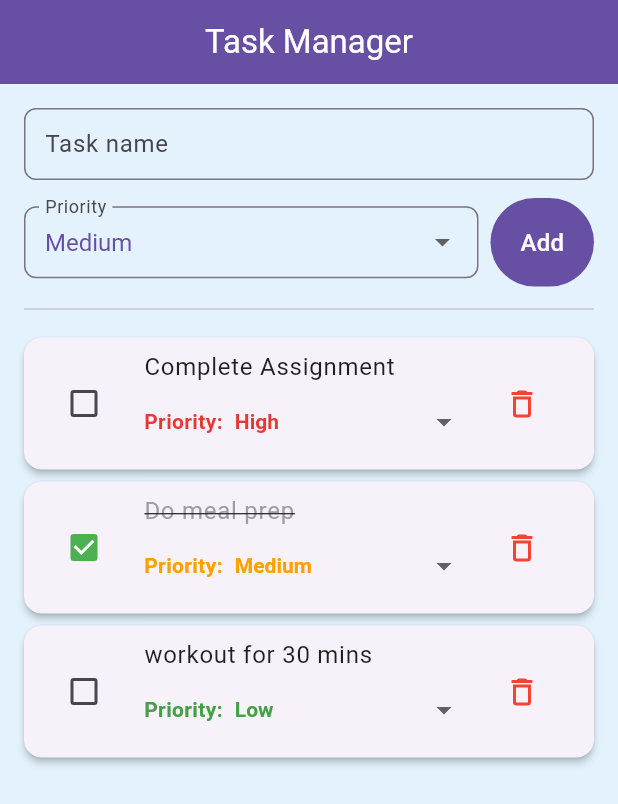
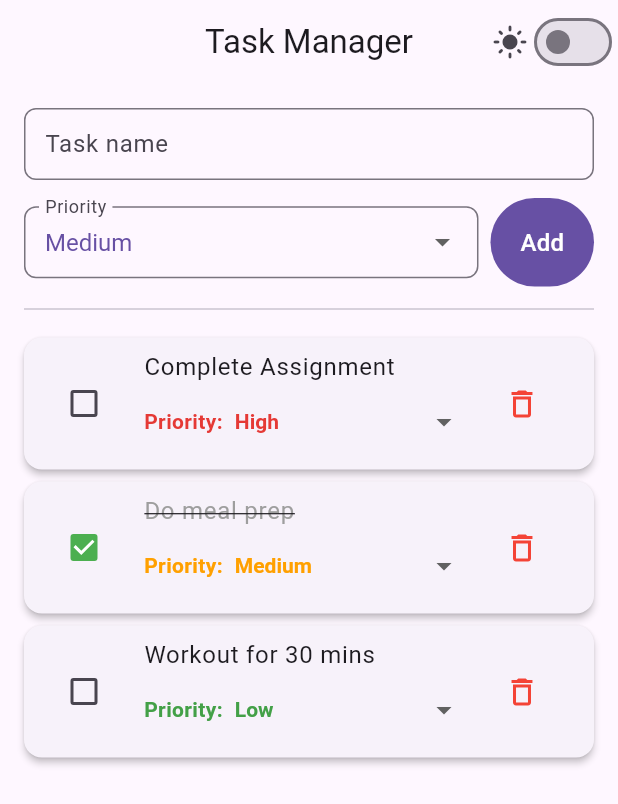
Before and after one commit to Lavanyathangaraj/mad_cw03, a Flutter app: the screen it shows after launch, on a phone screen of 412 x 824 dp. Shown: the top 804 px of the screen. Run offline on Flutter 3.47's test engine with Material 3 defaults, Android fonts, the phone set to English and light mode, and no system bars.

Commit message:
light/dark mode

```diff
--- a/lib/main.dart
+++ b/lib/main.dart
@@ -18,26 +18,55 @@ void main() {
   runApp(const TaskManagerApp());
 }
 
-class TaskManagerApp extends StatelessWidget {
+class TaskManagerApp extends StatefulWidget {
   const TaskManagerApp({super.key});
+
+  @override
+  State<TaskManagerApp> createState() => _TaskManagerAppState();
+}
+
+class _TaskManagerAppState extends State<TaskManagerApp> {
+  bool _isDarkMode = false;
+
+  void _toggleTheme(bool value) {
+    setState(() {
+      _isDarkMode = value;
+    });
+  }
 
   @override
   Widget build(BuildContext context) {
     return MaterialApp(
       title: 'Task Manager',
       debugShowCheckedModeBanner: false,
+      themeMode: _isDarkMode ? ThemeMode.dark : ThemeMode.light,
       theme: ThemeData(
         primarySwatch: Colors.blue,
-        visualDensity: VisualDensity.adaptivePlatformDensity,
         useMaterial3: true,
+        brightness: Brightness.light,
       ),
-      home: const TaskListScreen(),
+      darkTheme: ThemeData(
+        primarySwatch: Colors.blue,
+        useMaterial3: true,
+        brightness: Brightness.dark,
+      ),
+      home: TaskListScreen(
+        isDarkMode: _isDarkMode,
+        onThemeToggle: _toggleTheme,
+      ),
     );
   }
 }
 
 class TaskListScreen extends StatefulWidget {
-  const TaskListScreen({super.key});
+  final bool isDarkMode;
+  final Function(bool) onThemeToggle;
+
+  const TaskListScreen({
+    super.key,
+    required this.isDarkMode,
+    required this.onThemeToggle,
+  });
 
   @override
   State<TaskListScreen> createState() => _TaskListScreenState();
@@ -47,11 +76,10 @@ class _TaskListScreenState extends State<TaskListScreen> {
   final List<Task> _tasks = [
     Task(name: "Complete Assignment", priority: TaskPriority.High),
     Task(name: "Do meal prep", isCompleted: true, priority: TaskPriority.Medium),
-    Task(name: "workout for 30 mins", priority: TaskPriority.Low),
+    Task(name: "Workout for 30 mins", priority: TaskPriority.Low),
   ];
 
   final TextEditingController _taskController = TextEditingController();
-
   TaskPriority _selectedPriority = TaskPriority.Medium;
 
   void _addTask() {
@@ -80,7 +108,6 @@ class _TaskListScreenState extends State<TaskListScreen> {
     });
   }
 
-  // UPDATED: Method to update task priority
   void _updateTaskPriority(Task task, TaskPriority newPriority) {
     setState(() {
       task.priority = newPriority;
@@ -106,8 +133,6 @@ class _TaskListScreenState extends State<TaskListScreen> {
         return Colors.amber.shade700;
       case TaskPriority.Low:
         return Colors.green.shade600;
-      default:
-        return Colors.grey;
     }
   }
 
@@ -120,26 +145,28 @@ class _TaskListScreenState extends State<TaskListScreen> {
   @override
   Widget build(BuildContext context) {
     final List<Task> sortedTasks = List.from(_tasks);
-
     sortedTasks.sort((a, b) {
-      return _getPriorityValue(a.priority).compareTo(_getPriorityValue(b.priority));
+      return _getPriorityValue(a.priority)
+          .compareTo(_getPriorityValue(b.priority));
     });
 
     return Scaffold(
-      backgroundColor: Colors.blue.shade50,
-
       appBar: AppBar(
         title: const Text('Task Manager'),
         centerTitle: true,
-        elevation: 2,
-        backgroundColor: Theme.of(context).primaryColor,
-        foregroundColor: Colors.white,
+        actions: [
+          Icon(widget.isDarkMode ? Icons.dark_mode : Icons.light_mode),
+          Switch(
+            value: widget.isDarkMode,
+            onChanged: widget.onThemeToggle,
+            activeColor: Colors.yellowAccent,
+          ),
+        ],
       ),
       body: Padding(
         padding: const EdgeInsets.all(16.0),
         child: Column(
           children: <Widget>[
-
             TextField(
               controller: _taskController,
               decoration: const InputDecoration(
@@ -147,27 +174,28 @@ class _TaskListScreenState extends State<TaskListScreen> {
                 border: OutlineInputBorder(
                   borderRadius: BorderRadius.all(Radius.circular(8)),
                 ),
-                contentPadding: EdgeInsets.symmetric(vertical: 10, horizontal: 10),
+                contentPadding:
+                    EdgeInsets.symmetric(vertical: 10, horizontal: 10),
               ),
               onSubmitted: (_) => _addTask(),
             ),
             const SizedBox(height: 12),
-
             Row(
               children: <Widget>[
                 Expanded(
                   child: DropdownButtonFormField<TaskPriority>(
                     value: _selectedPriority,
                     decoration: const InputDecoration(
-                       labelText: 'Priority',
-                       border: OutlineInputBorder(
+                      labelText: 'Priority',
+                      border: OutlineInputBorder(
                         borderRadius: BorderRadius.all(Radius.circular(8)),
                       ),
-                       contentPadding: EdgeInsets.symmetric(horizontal: 10),
+                      contentPadding: EdgeInsets.symmetric(horizontal: 10),
                     ),
                     icon: const Icon(Icons.arrow_drop_down),
                     elevation: 16,
-                    style: TextStyle(color: Theme.of(context).primaryColor, fontSize: 16),
+                    style: TextStyle(
+                        color: Theme.of(context).primaryColor, fontSize: 16),
                     onChanged: (TaskPriority? newValue) {
                       if (newValue != null) {
                         setState(() {
@@ -176,7 +204,8 @@ class _TaskListScreenState extends State<TaskListScreen> {
                       }
                     },
                     items: TaskPriority.values
-                        .map<DropdownMenuItem<TaskPriority>>((TaskPriority value) {
+                        .map<DropdownMenuItem<TaskPriority>>(
+                            (TaskPriority value) {
                       return DropdownMenuItem<TaskPriority>(
                         value: value,
                         child: Text(value.name),
@@ -185,19 +214,17 @@ class _TaskListScreenState extends State<TaskListScreen> {
                   ),
                 ),
                 const SizedBox(width: 8),
-
                 FilledButton(
                   onPressed: _addTask,
                   style: FilledButton.styleFrom(
-                    padding: const EdgeInsets.symmetric(horizontal: 20, vertical: 18),
-                    minimumSize: const Size(60, 50)
-                  ),
+                      padding: const EdgeInsets.symmetric(
+                          horizontal: 20, vertical: 18),
+                      minimumSize: const Size(60, 50)),
                   child: const Text('Add', style: TextStyle(fontSize: 16)),
                 ),
               ],
             ),
             const Divider(height: 30),
-
             Expanded(
               child: sortedTasks.isEmpty
                   ? const Center(
@@ -216,7 +243,8 @@ class _TaskListScreenState extends State<TaskListScreen> {
                           child: ListTile(
                             leading: Checkbox(
                               value: task.isCompleted,
-                              onChanged: (bool? newValue) => _toggleTaskCompletion(task),
+                              onChanged: (bool? newValue) =>
+                                  _toggleTaskCompletion(task),
                               activeColor: Colors.green,
                             ),
                             title: Text(
@@ -225,11 +253,15 @@ class _TaskListScreenState extends State<TaskListScreen> {
                                 decoration: task.isCompleted
                                     ? TextDecoration.lineThrough
                                     : TextDecoration.none,
-                                color: task.isCompleted ? Colors.grey : Colors.black87,
+                                color: task.isCompleted
+                                    ? Colors.grey
+                                    : Theme.of(context)
+                                        .textTheme
+                                        .bodyLarge
+                                        ?.color,
                                 fontSize: 16,
                               ),
                             ),
-                            // NEW: Priority Display and Dropdown in the subtitle
                             subtitle: Row(
                               mainAxisAlignment: MainAxisAlignment.spaceBetween,
                               children: [
@@ -250,7 +282,8 @@ class _TaskListScreenState extends State<TaskListScreen> {
                                       fontWeight: FontWeight.bold,
                                     ),
                                     items: TaskPriority.values
-                                        .map((TaskPriority value) => DropdownMenuItem<TaskPriority>(
+                                        .map((TaskPriority value) =>
+                                            DropdownMenuItem<TaskPriority>(
                                               value: value,
                                               child: Text(value.name),
                                             ))
@@ -260,13 +293,14 @@ class _TaskListScreenState extends State<TaskListScreen> {
                                         _updateTaskPriority(task, newValue);
                                       }
                                     },
-                                    underline: Container(), // Remove the default underline
+                                    underline: Container(),
                                   ),
                                 ),
                               ],
                             ),
                             trailing: IconButton(
-                              icon: const Icon(Icons.delete_outline, color: Colors.red),
+                              icon: const Icon(Icons.delete_outline,
+                                  color: Colors.red),
                               onPressed: () => _deleteTask(task),
                               tooltip: 'Delete Task',
                             ),
```
